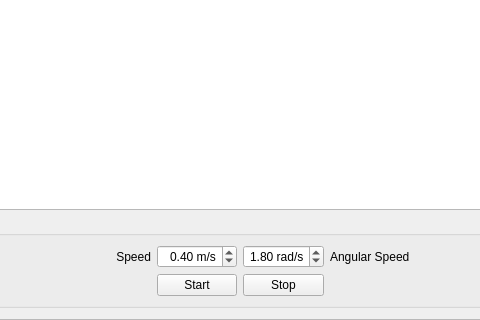
First picture: the form in kobuki_qtestsuite/src/kobuki_qtestsuite/ui/wandering_frame.ui, repository yujinrobot/kobuki_desktop, before the edit; both pictures show x 133 to 613 and y 94 to 414 of the 791 by 414 pixel window.
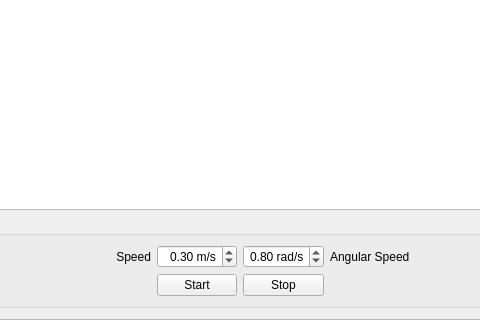
Second picture: the form after the edit.

```diff
--- a/kobuki_qtestsuite/src/kobuki_qtestsuite/ui/wandering_frame.ui
+++ b/kobuki_qtestsuite/src/kobuki_qtestsuite/ui/wandering_frame.ui
@@ -132,7 +132,7 @@
          <double>0.100000000000000</double>
         </property>
         <property name="value">
-         <double>0.400000000000000</double>
+         <double>0.300000000000000</double>
         </property>
        </widget>
       </item>
@@ -154,7 +154,7 @@
          <double>0.100000000000000</double>
         </property>
         <property name="value">
-         <double>1.800000000000000</double>
+         <double>0.800000000000000</double>
         </property>
        </widget>
       </item>
```
